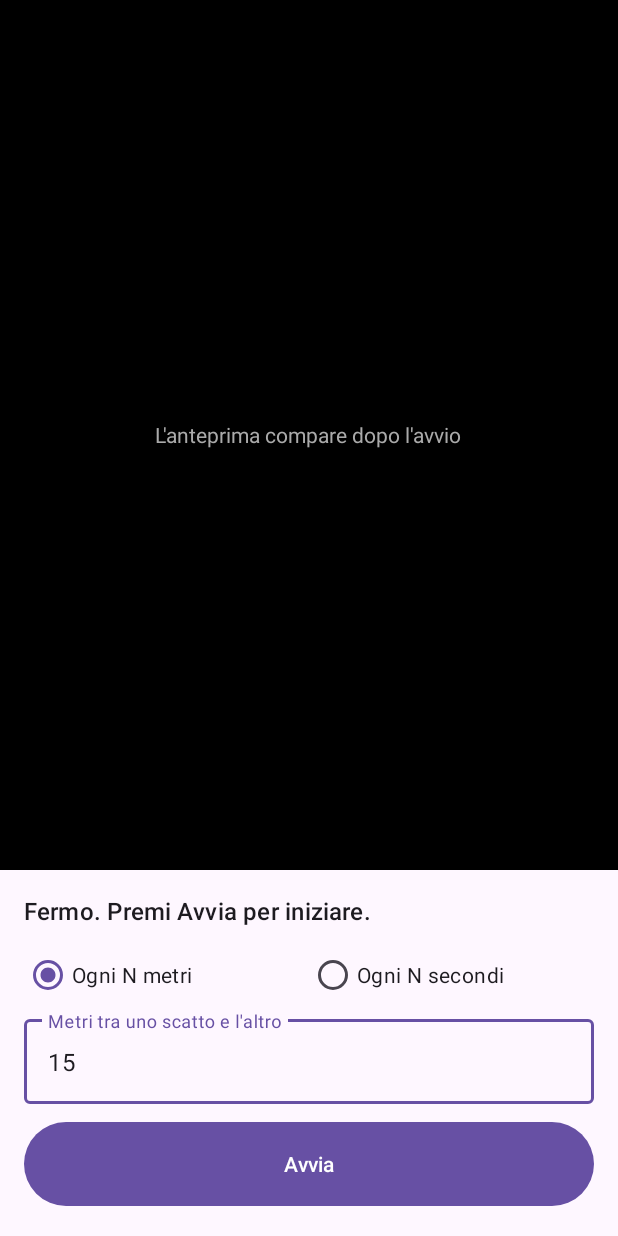
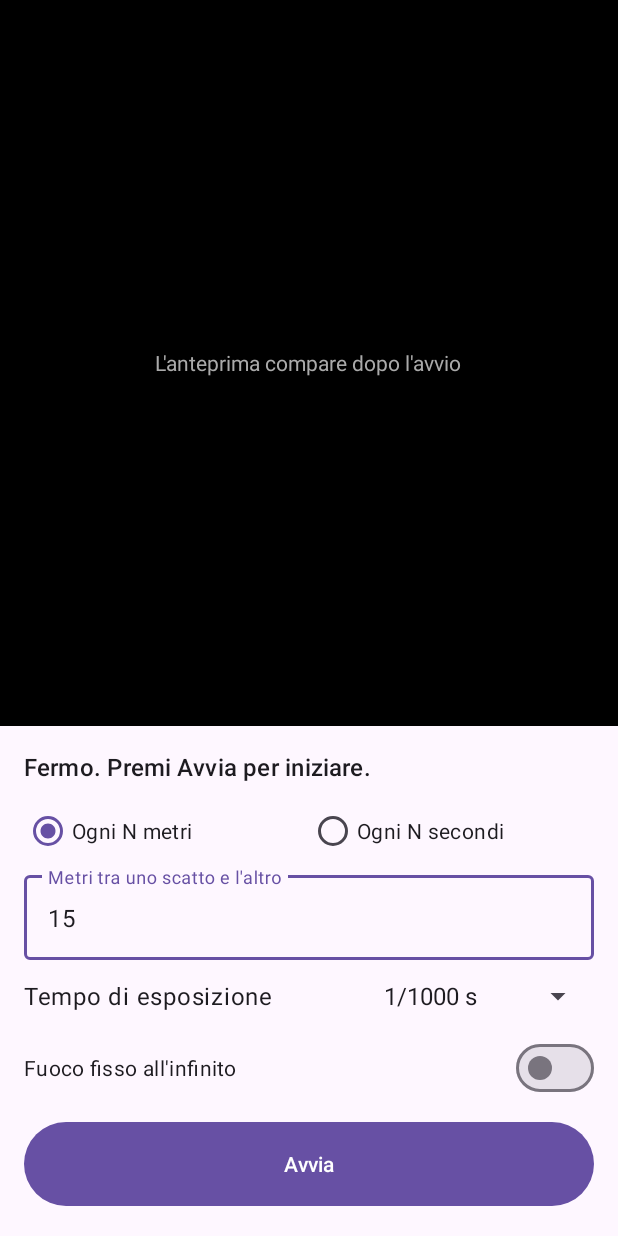
Before and after one commit to mapando/VehicleMapping, an Android app: the screen it shows after launch (MainActivity), after a tap on "Avvia", on a phone screen of 412 x 824 dp. Run offline under Robolectric (Android 15) with nearby library versions, the phone set to English and light mode, and no system bars; libraries missing offline, so code that uses them is left out: androidx.camera.camera2, androidx.camera.core, androidx.camera.lifecycle, androidx.camera.view; plain views replace PreviewView; 3 statements that could not run were skipped.

Commit message:
Add anti-blur settings: fixed shutter speed and focus at infinity
Shutter speed uses the exposure-time priority mode from Android 16 when
the camera supports it and falls back to the sports scene mode. The app
shows which setting the camera actually accepted. compileSdk is now 36.

Co-Authored-By: Claude Fable 5.2 <noreply@anthropic.com>
Claude-Session: https://claude.ai/code/session_01Y3AxDSrW5HHPapPAgytBov

```diff
--- a/app/build.gradle.kts
+++ b/app/build.gradle.kts
@@ -5,14 +5,14 @@ plugins {
 
 android {
     namespace = "eu.mapando.vehiclemapping"
-    compileSdk = 35
+    compileSdk = 36
 
     defaultConfig {
         applicationId = "eu.mapando.vehiclemapping"
         minSdk = 29
         targetSdk = 35
-        versionCode = 2
-        versionName = "0.2"
+        versionCode = 3
+        versionName = "0.3"
     }
 
     compileOptions {
--- a/app/src/main/java/eu/mapando/vehiclemapping/CaptureState.kt
+++ b/app/src/main/java/eu/mapando/vehiclemapping/CaptureState.kt
@@ -8,6 +8,9 @@ data class Settings(
     val distanceMeters: Int = 15,
     val intervalSeconds: Int = 1,
     val skipWhenStationary: Boolean = true,
+    /** Target shutter speed as 1/N of a second; 0 leaves exposure fully automatic. */
+    val shutterDenominator: Int = 1000,
+    val focusAtInfinity: Boolean = false,
 ) {
     fun save(context: Context) {
         prefs(context).edit()
@@ -15,6 +18,8 @@ data class Settings(
             .putInt("distanceMeters", distanceMeters)
             .putInt("intervalSeconds", intervalSeconds)
             .putBoolean("skipWhenStationary", skipWhenStationary)
+            .putInt("shutterDenominator", shutterDenominator)
+            .putBoolean("focusAtInfinity", focusAtInfinity)
             .apply()
     }
 
@@ -31,6 +36,8 @@ data class Settings(
                 distanceMeters = p.getInt("distanceMeters", d.distanceMeters),
                 intervalSeconds = p.getInt("intervalSeconds", d.intervalSeconds),
                 skipWhenStationary = p.getBoolean("skipWhenStationary", d.skipWhenStationary),
+                shutterDenominator = p.getInt("shutterDenominator", d.shutterDenominator),
+                focusAtInfinity = p.getBoolean("focusAtInfinity", d.focusAtInfinity),
             )
         }
     }
@@ -43,6 +50,8 @@ data class CaptureStatus(
     val accuracyM: Int = 0,
     val speedKmh: Int = 0,
     val sessionName: String? = null,
+    /** What the camera actually accepted of the anti-blur settings. */
+    val cameraNote: String? = null,
     val error: String? = null,
 )
 
--- a/app/src/main/java/eu/mapando/vehiclemapping/MainActivity.kt
+++ b/app/src/main/java/eu/mapando/vehiclemapping/MainActivity.kt
@@ -7,6 +7,7 @@ import android.view.View
 import android.view.WindowManager
 import android.widget.Button
 import android.widget.RadioGroup
+import android.widget.Spinner
 import android.widget.TextView
 import androidx.activity.result.contract.ActivityResultContracts
 import androidx.appcompat.app.AppCompatActivity
@@ -27,6 +28,9 @@ class MainActivity : AppCompatActivity() {
     private lateinit var intervalLayout: TextInputLayout
     private lateinit var interval: TextInputEditText
     private lateinit var skipStationary: MaterialSwitch
+    private lateinit var cameraNote: TextView
+    private lateinit var shutter: Spinner
+    private lateinit var focusInfinity: MaterialSwitch
     private lateinit var startStop: Button
 
     private var settings = Settings()
@@ -49,11 +53,16 @@ class MainActivity : AppCompatActivity() {
         intervalLayout = findViewById(R.id.intervalLayout)
         interval = findViewById(R.id.interval)
         skipStationary = findViewById(R.id.skipStationary)
+        cameraNote = findViewById(R.id.cameraNote)
+        shutter = findViewById(R.id.shutter)
+        focusInfinity = findViewById(R.id.focusInfinity)
         startStop = findViewById(R.id.startStop)
 
         settings = Settings.load(this)
         modeGroup.check(if (settings.mode == TriggerMode.DISTANCE) R.id.modeDistance else R.id.modeTime)
         skipStationary.isChecked = settings.skipWhenStationary
+        shutter.setSelection(SHUTTER_DENOMINATORS.indexOf(settings.shutterDenominator).coerceAtLeast(0))
+        focusInfinity.isChecked = settings.focusAtInfinity
         showModeFields()
 
         modeGroup.setOnCheckedChangeListener { _, _ ->
@@ -115,6 +124,8 @@ class MainActivity : AppCompatActivity() {
             intervalSeconds = if (shownMode == TriggerMode.TIME) typed?.coerceIn(1, 3600)
                 ?: settings.intervalSeconds else settings.intervalSeconds,
             skipWhenStationary = skipStationary.isChecked,
+            shutterDenominator = SHUTTER_DENOMINATORS.getOrElse(shutter.selectedItemPosition) { 0 },
+            focusAtInfinity = focusInfinity.isChecked,
         )
     }
 
@@ -130,7 +141,7 @@ class MainActivity : AppCompatActivity() {
     private fun render(s: CaptureStatus) {
         startStop.setText(if (s.running) R.string.stop else R.string.start)
         preview.visibility = if (s.running) View.VISIBLE else View.INVISIBLE
-        for (v in listOf(modeGroup, interval, skipStationary)) v.isEnabled = !s.running
+        for (v in listOf(modeGroup, interval, skipStationary, shutter, focusInfinity)) v.isEnabled = !s.running
         for (i in 0 until modeGroup.childCount) modeGroup.getChildAt(i).isEnabled = !s.running
 
         if (s.running) {
@@ -138,6 +149,9 @@ class MainActivity : AppCompatActivity() {
         } else {
             window.clearFlags(WindowManager.LayoutParams.FLAG_KEEP_SCREEN_ON)
         }
+
+        cameraNote.text = s.cameraNote
+        cameraNote.visibility = if (s.running && s.cameraNote != null) View.VISIBLE else View.GONE
 
         status.text = when {
             s.error != null -> s.error
@@ -147,4 +161,9 @@ class MainActivity : AppCompatActivity() {
             else -> getString(R.string.status_idle)
         }
     }
+
+    private companion object {
+        /** Matches the order of R.array.shutter_options; 0 means automatic. */
+        val SHUTTER_DENOMINATORS = listOf(0, 500, 1000, 2000)
+    }
 }
--- a/app/src/main/res/layout/activity_main.xml
+++ b/app/src/main/res/layout/activity_main.xml
@@ -38,6 +38,13 @@
             android:layout_height="wrap_content"
             android:text="@string/status_idle"
             android:textAppearance="?attr/textAppearanceTitleMedium" />
+
+        <TextView
+            android:id="@+id/cameraNote"
+            android:layout_width="match_parent"
+            android:layout_height="wrap_content"
+            android:textAppearance="?attr/textAppearanceBodySmall"
+            android:visibility="gone" />
 
         <RadioGroup
             android:id="@+id/modeGroup"
@@ -81,6 +88,34 @@
             android:layout_height="wrap_content"
             android:text="@string/skip_stationary" />
 
+        <LinearLayout
+            android:layout_width="match_parent"
+            android:layout_height="wrap_content"
+            android:gravity="center_vertical"
+            android:minHeight="48dp"
+            android:orientation="horizontal">
+
+            <TextView
+                android:layout_width="0dp"
+                android:layout_height="wrap_content"
+                android:layout_weight="1"
+                android:labelFor="@+id/shutter"
+                android:text="@string/shutter_label"
+                android:textAppearance="?attr/textAppearanceBodyLarge" />
+
+            <Spinner
+                android:id="@+id/shutter"
+                android:layout_width="wrap_content"
+                android:layout_height="48dp"
+                android:entries="@array/shutter_options" />
+        </LinearLayout>
+
+        <com.google.android.material.materialswitch.MaterialSwitch
+            android:id="@+id/focusInfinity"
+            android:layout_width="match_parent"
+            android:layout_height="wrap_content"
+            android:text="@string/focus_infinity" />
+
         <Button
             android:id="@+id/startStop"
             android:layout_width="match_parent"
--- a/app/src/main/res/values/strings.xml
+++ b/app/src/main/res/values/strings.xml
@@ -20,4 +20,16 @@
     <string name="notif_title">Acquisizione in corso</string>
     <string name="notif_text">Foto scattate: %1$d</string>
     <string name="preview_placeholder">L\'anteprima compare dopo l\'avvio</string>
+    <string name="shutter_label">Tempo di esposizione</string>
+    <string-array name="shutter_options">
+        <item>Automatico</item>
+        <item>1/500 s</item>
+        <item>1/1000 s</item>
+        <item>1/2000 s</item>
+    </string-array>
+    <string name="focus_infinity">Fuoco fisso all\'infinito</string>
+    <string name="note_shutter_fixed">Tempo fisso 1/%1$d s</string>
+    <string name="note_shutter_sports">Tempo fisso non supportato: uso la modalità sport</string>
+    <string name="note_shutter_unsupported">Tempo fisso non supportato da questo telefono</string>
+    <string name="note_focus_infinity">Fuoco all\'infinito</string>
 </resources>
--- a/gradle.properties
+++ b/gradle.properties
@@ -1,4 +1,5 @@
 org.gradle.jvmargs=-Xmx2g -Dfile.encoding=UTF-8
 android.useAndroidX=true
+android.suppressUnsupportedCompileSdk=36
 android.nonTransitiveRClass=true
 kotlin.code.style=official
```
Also changed, not shown: app/src/main/java/eu/mapando/vehiclemapping/CaptureService.kt (+73 -1 lines), 1 other file.
